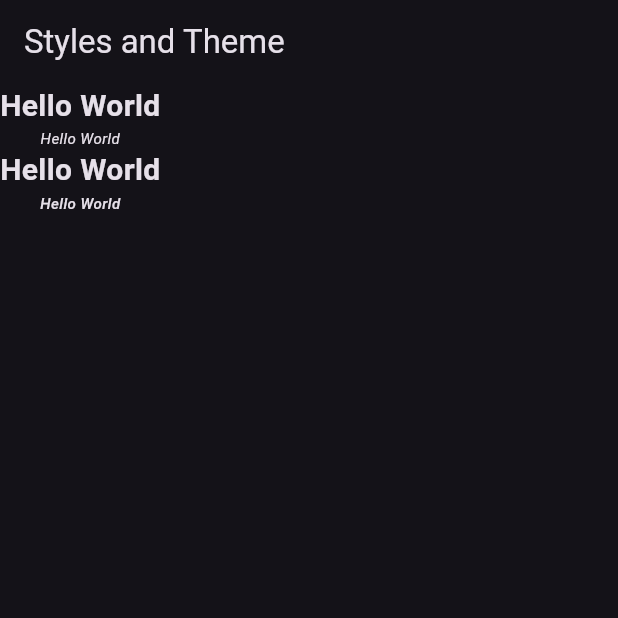
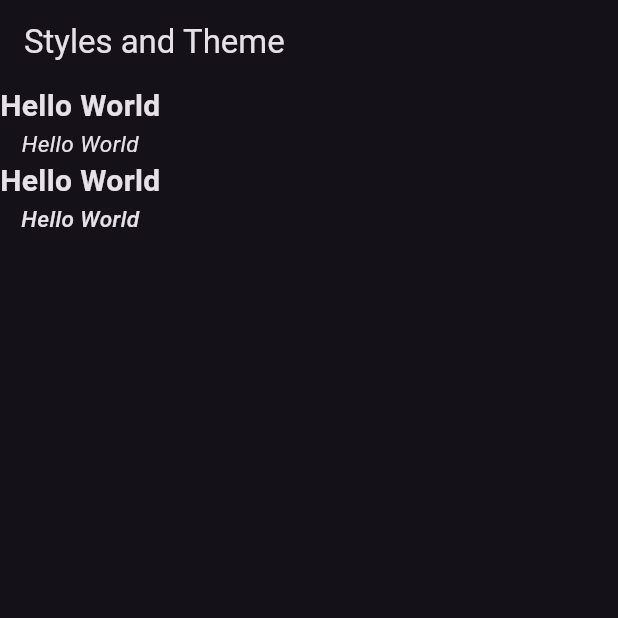
Before and after one commit to Piyushbhatt7/Flutter-Widgets, a Flutter app: the screen it shows after launch, on a phone screen of 412 x 824 dp, the top half of it. Run offline on Flutter 3.47's test engine with Material 3 defaults, Android fonts, the phone set to English and light mode, and no system bars.

Commit message:
fontStyle: FontStyle.italic

```diff
--- a/lib/styles and themes.dart
+++ b/lib/styles and themes.dart
@@ -13,9 +13,9 @@ class styles_themes extends StatelessWidget {
       body: Column(
         children: [
           Text('Hello World', style: TextStyle(fontSize: 20, fontWeight: FontWeight.bold),),
-          Text('Hello World', style: TextStyle(fontSize: 10, fontWeight: FontWeight.w400, fontStyle: FontStyle.italic),),
+          Text('Hello World', style: TextStyle(fontSize: 15, fontWeight: FontWeight.w400, fontStyle: FontStyle.italic),),
           Text('Hello World', style: TextStyle(fontSize: 20, fontWeight: FontWeight.bold),),
-          Text('Hello World', style: TextStyle(fontSize: 10, fontWeight: FontWeight.w500,fontStyle: FontStyle.italic),),
+          Text('Hello World', style: TextStyle(fontSize: 15, fontWeight: FontWeight.w500,fontStyle: FontStyle.italic),),
         ],
       ),
     );
```
